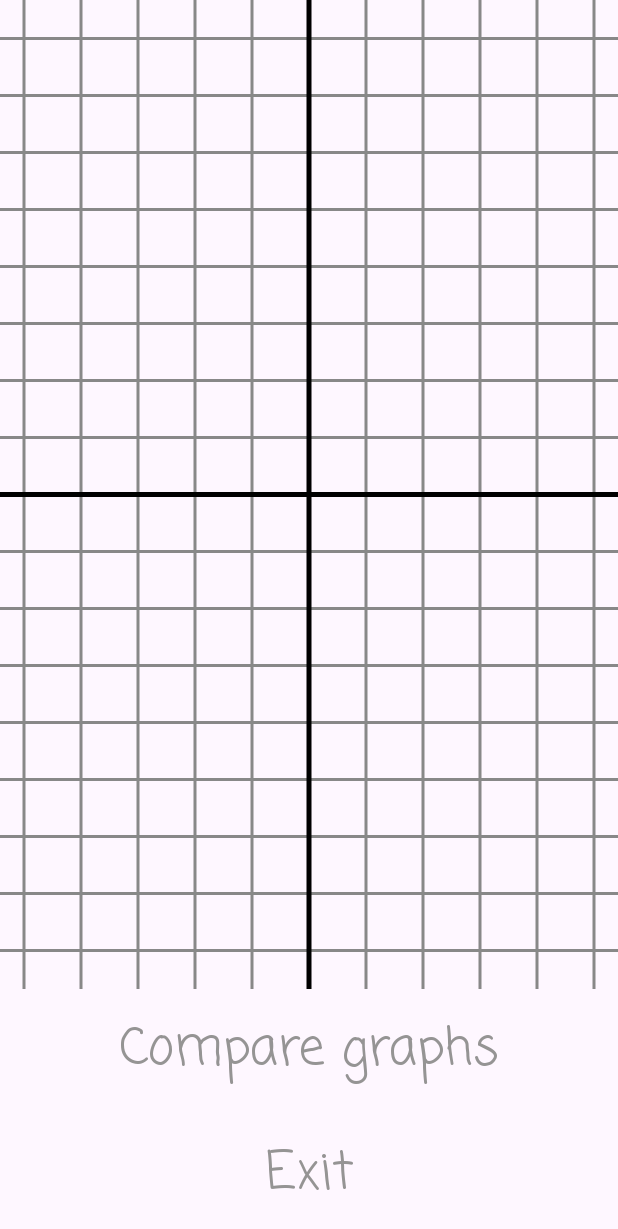
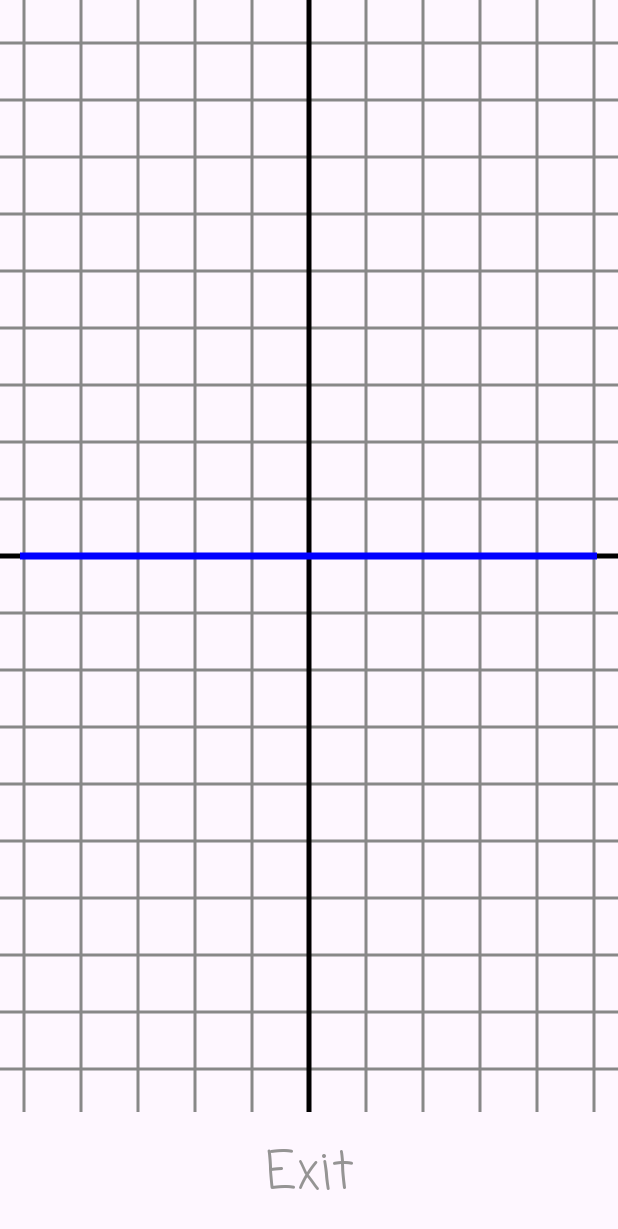
Before and after one commit to fasolka12345/MyGrafics, an Android app: the layout activity_line.xml on its own in the app's theme, with its tools: preview values and no code run, on a phone screen of 412 x 824 dp. Shown: the top 1229 px of the screen. Run offline under Robolectric (Android 15) with nearby library versions, the phone set to English and light mode, and no system bars.

Commit message:
Version 9.9.8

```diff
--- a/app/src/main/res/layout/activity_line.xml
+++ b/app/src/main/res/layout/activity_line.xml
@@ -5,34 +5,15 @@
     android:layout_width="match_parent"
     android:layout_height="match_parent">
 
-    <com.example.mygrafics.DirectYourself
-        android:id="@+id/directYourselfView"
+    <com.example.mygrafics.Direct
+        android:id="@+id/directView"
         android:layout_width="0dp"
         android:layout_height="0dp"
-        app:layout_constraintHeight_percent="0.8"
+        app:layout_constraintHeight_percent="0.9"
         app:layout_constraintWidth_percent="1.0"
         app:layout_constraintTop_toTopOf="parent"
         app:layout_constraintLeft_toLeftOf="parent"
         app:layout_constraintRight_toRightOf="parent"/>
-
-    <TextView
-        android:id="@+id/textCompareDirect"
-        android:layout_width="0dp"
-        android:layout_height="0dp"
-        android:fontFamily="casual"
-        android:gravity="center"
-        android:onClick="clickCompareDirect"
-        android:text="Compare graphs"
-        android:textColor="#959494"
-        android:textSize="34sp"
-        app:layout_constraintBottom_toBottomOf="parent"
-        app:layout_constraintHeight_percent="0.1"
-        app:layout_constraintHorizontal_bias="0.0"
-        app:layout_constraintLeft_toLeftOf="parent"
-        app:layout_constraintRight_toRightOf="parent"
-        app:layout_constraintTop_toBottomOf="@+id/directYourselfView"
-        app:layout_constraintVertical_bias="0.0"
-        app:layout_constraintWidth_percent="1.0" />
 
     <TextView
         android:id="@+id/textExitDirect"
@@ -48,7 +29,7 @@
         app:layout_constraintHeight_percent="0.1"
         app:layout_constraintLeft_toLeftOf="parent"
         app:layout_constraintRight_toRightOf="parent"
-        app:layout_constraintTop_toBottomOf="@+id/textCompareDirect"
+        app:layout_constraintTop_toBottomOf="@+id/directView"
         app:layout_constraintWidth_percent="1.0" />
 
 </androidx.constraintlayout.widget.ConstraintLayout>
```
Also changed, not shown: app/src/main/java/com/example/mygrafics/LineActivity.java (+12 -3 lines), app/src/main/java/com/example/mygrafics/LineParabolaActivity.java (+12 -2 lines), app/src/main/java/com/example/mygrafics/LineParabolaYourselfActivity.java (+4 -6 lines), app/src/main/java/com/example/mygrafics/LineRootActivity.java (+16 -6 lines), app/src/main/java/com/example/mygrafics/LineRootYourselfActivity.java (+3 -5 lines), app/src/main/java/com/example/mygrafics/LineYourselfActivity.java (+4 -6 lines), app/src/main/res/layout/activity_line_parabola.xml (+4 -20 lines), app/src/main/res/layout/activity_line_root.xml (+4 -20 lines), 3 other files.
